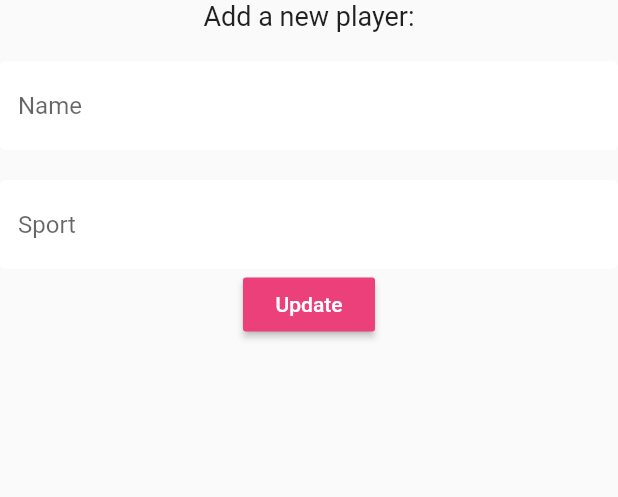
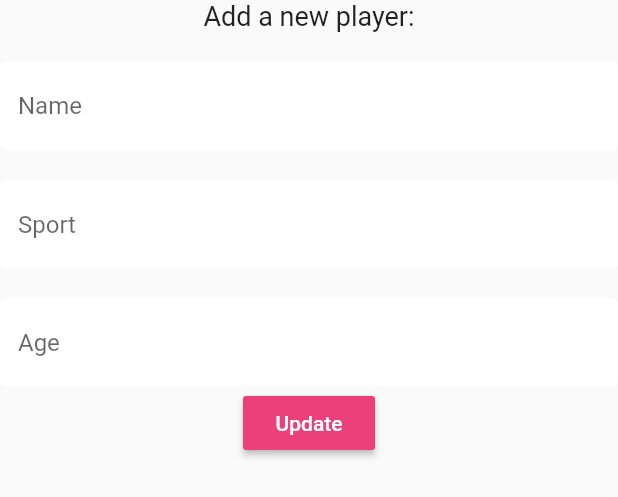
Before and after one commit to TheOnlyPatty/WMM, a Flutter app: the SettingsForm widget shown alone on an empty page, opened directly, on a phone screen of 412 x 824 dp. Shown: the top 497 px of the screen. Run offline on Flutter 3.47's test engine with Material 2 defaults, Android fonts, the phone set to English and light mode, and no system bars; our stand-ins replace cloud_firestore, firebase_auth, flutter_blue, flutter_spinkit, sqflite; accounts and stored records are empty.

Commit message:
Minor Updates

```diff
--- a/app/flutter-unity-view-widget-master/example/lib/models/athlete.dart
+++ b/app/flutter-unity-view-widget-master/example/lib/models/athlete.dart
@@ -1,9 +1,11 @@
+import 'package:cloud_firestore/cloud_firestore.dart';
+
 class Athlete {
 
     final String name;
     final String sport;
-    //final String age;
+    final String age;
 
-    Athlete({ this.name, this.sport, /*this.age*/});
+    Athlete({ this.name, this.sport, this.age});
 
 }
--- a/app/flutter-unity-view-widget-master/example/lib/screens/home/settings_form.dart
+++ b/app/flutter-unity-view-widget-master/example/lib/screens/home/settings_form.dart
@@ -55,13 +55,13 @@ class _SettingsFormState extends State<SettingsForm> {
                   validator: (val) => val.isEmpty ? 'Please enter a sport' : null,
                   onChanged: (val) => setState(() => _currentSport = val),
                 ),
-                //SizedBox(height: 20.0),
-                // TextFormField(
-                //   //initialValue: userData.sport,
-                //   decoration: textInputDecoration.copyWith(hintText: 'Age'),
-                //   validator: (val) => val.isEmpty ? 'Please enter an age' : null,
-                //   onChanged: (val) => setState(() => _currentAge = val),
-                // ),
+                SizedBox(height: 20.0),
+                TextFormField(
+                  //initialValue: userData.sport,
+                  decoration: textInputDecoration.copyWith(hintText: 'Age'),
+                  validator: (val) => val.isEmpty ? 'Please enter an age' : null,
+                  onChanged: (val) => setState(() => _currentAge = val),
+                ),
                 // drop down
                 // slider
                 RaisedButton(
@@ -75,6 +75,7 @@ class _SettingsFormState extends State<SettingsForm> {
                       await DatabaseService(uid: user.uid).addNewAthlete(
                         _currentName,
                         _currentSport,
+                        _currentAge,
                       );
                       Navigator.pop(context);
                     }
--- a/app/flutter-unity-view-widget-master/example/lib/services/database.dart
+++ b/app/flutter-unity-view-widget-master/example/lib/services/database.dart
@@ -19,12 +19,10 @@ class DatabaseService {
   }
 
   // test function
-  Future addNewAthlete(String name, String sport) async {
+  Future addNewAthlete(String name, String age, String sport) async {
     //return await coachCollection.document(uid).collection('athletes').document(name).setData({
     return await athleteCollection.document(uid).updateData({
-      'name' : name,
-      'sport': sport,
-      //'age': age,
+      'players': [{'name': name, 'age': age, 'sport': sport}],
     });
   }
 
@@ -41,7 +39,7 @@ class DatabaseService {
       return Athlete(
         name: doc.data['name'] ?? '',
         sport: doc.data['sport'] ?? '',
-        //age: doc.data['age'] ?? '',
+        age: doc.data['age'] ?? '',
       );
     }).toList();
   }
@@ -58,7 +56,6 @@ class DatabaseService {
   // get database stream
   Stream<List<Athlete>> get athletes {
     return athleteCollection.snapshots().map(_athleteListFromSnapshot);
-    //return coachCollection.document(uid).collection('trainers').snapshots().map(_athleteListFromSnapshot);
   }
 
   // get user doc stream
--- a/app/lib/main.dart
+++ /dev/null
@@ -1,123 +0,0 @@
-import 'package:flutter/material.dart';
-import 'package:flutter_unity_widget/flutter_unity_widget.dart';
-import 'package:myapp/secondPage.dart';
-
-void main() {
-  runApp(MyApp());
-}
-
-class MyApp extends StatelessWidget {
-  // This widget is the root of your application.
-  @override
-  Widget build(BuildContext context) {
-    return MaterialApp(
-      title: 'Flutter Demo',
-      theme: ThemeData(
-        // This is the theme of your application.
-        //
-        // Try running your application with "flutter run". You'll see the
-        // application has a blue toolbar. Then, without quitting the app, try
-        // changing the primarySwatch below to Colors.green and then invoke
-        // "hot reload" (press "r" in the console where you ran "flutter run",
-        // or simply save your changes to "hot reload" in a Flutter IDE).
-        // Notice that the counter didn't reset back to zero; the application
-        // is not restarted.
-        primarySwatch: Colors.green,
-        // This makes the visual density adapt to the platform that you run
-        // the app on. For desktop platforms, the controls will be smaller and
-        // closer together (more dense) than on mobile platforms.
-        visualDensity: VisualDensity.adaptivePlatformDensity,
-      ),
-      home: MyHomePage(title: 'Flutter Demo Home Page'),
-    );
-  }
-}
-
-class MyHomePage extends StatefulWidget {
-  MyHomePage({Key key, this.title}) : super(key: key);
-
-  // This widget is the home page of your application. It is stateful, meaning
-  // that it has a State object (defined below) that contains fields that affect
-  // how it looks.
-
-  // This class is the configuration for the state. It holds the values (in this
-  // case the title) provided by the parent (in this case the App widget) and
-  // used by the build method of the State. Fields in a Widget subclass are
-  // always marked "final".
-
-  final String title;
-
-  @override
-  _MyHomePageState createState() => _MyHomePageState();
-}
-
-class _MyHomePageState extends State<MyHomePage> {
-  // int _counter = 0;
-
-  // void _incrementCounter() {
-  //   setState(() {
-  //     // This call to setState tells the Flutter framework that something has
-  //     // changed in this State, which causes it to rerun the build method below
-  //     // so that the display can reflect the updated values. If we changed
-  //     // _counter without calling setState(), then the build method would not be
-  //     // called again, and so nothing would appear to happen.
-  //     _counter = _counter + 2;
-  //   });
-  // }
-
-  @override
-  Widget build(BuildContext context) {
-    // This method is rerun every time setState is called, for instance as done
-    // by the _incrementCounter method above.
-    //
-    // The Flutter framework has been optimized to make rerunning build methods
-    // fast, so that you can just rebuild anything that needs updating rather
-    // than having to individually change instances of widgets.
-    return Scaffold(
-      appBar: AppBar(
-        // Here we take the value from the MyHomePage object that was created by
-        // the App.build method, and use it to set our appbar title.
-        title: Text(widget.title),
-      ),
-      body: Center(
-        // Center is a layout widget. It takes a single child and positions it
-        // in the middle of the parent.
-        child: Column(
-          // Column is also a layout widget. It takes a list of children and
-          // arranges them vertically. By default, it sizes itself to fit its
-          // children horizontally, and tries to be as tall as its parent.
-          //
-          // Invoke "debug painting" (press "p" in the console, choose the
-          // "Toggle Debug Paint" action from the Flutter Inspector in Android
-          // Studio, or the "Toggle Debug Paint" command in Visual Studio Code)
-          // to see the wireframe for each widget.
-          //
-          // Column has various properties to control how it sizes itself and
-          // how it positions its children. Here we use mainAxisAlignment to
-          // center the children vertically; the main axis here is the vertical
-          // axis because Columns are vertical (the cross axis would be
-          // horizontal).
-          mainAxisAlignment: MainAxisAlignment.center,
-          children: <Widget>[
-            Text(
-              'You have mashed the button this many times:',
-            ),
-            // Text(
-            //   '$_counter',
-            //   style: Theme.of(context).textTheme.headline4,
-            // ),
-            MaterialButton(child: Text("Go to unity test"),minWidth:double.infinity,
-            onPressed: () async {
-              Navigator.of(context).push((MaterialPageRoute(builder: (BuildContext context) => UnityTestingWrapper() )));
-            },),
-          ],
-        ),
-      ),
-      // floatingActionButton: FloatingActionButton(
-      //   onPressed: _incrementCounter,
-      //   tooltip: 'Increment',
-      //   child: Icon(Icons.add),
-      // ), // This trailing comma makes auto-formatting nicer for build methods.
-    );
-  }
-}
--- a/app/lib/secondPage.dart
+++ /dev/null
@@ -1,86 +0,0 @@
-import 'package:flutter/cupertino.dart';
-import 'package:flutter/material.dart';
-import 'package:flutter_unity_widget/flutter_unity_widget.dart';
-
-class UnityTestingWrapper extends StatefulWidget
-{
-  UnityTestingState createState() => UnityTestingState();
-}
-
-class UnityTestingState extends State<UnityTestingWrapper>
-{
-
-  UnityWidgetController _unityWidgetController;
-  double _sliderValue = 0.0;
-
-  get onUnityMessage => null;
-
-  @override
-  void initState() {
-    super.initState();
-  }
-
-  @override
-  Widget build(BuildContext context) {
-    return MaterialApp(
-      home: Scaffold(
-        appBar: AppBar(
-          title: const Text('Unity Flutter Demo'),
-        ),
-        body: Card(
-          margin: const EdgeInsets.all(8),
-          clipBehavior: Clip.antiAlias,
-          shape: RoundedRectangleBorder(
-            borderRadius: BorderRadius.circular(20.0),
-          ),
-          child: Stack(
-            children: <Widget>[
-              UnityWidget(
-                onUnityViewCreated: onUnityCreated,
-                isARScene: true,
-              ),
-              Positioned(
-                bottom: 20,
-                left: 20,
-                right: 20,
-                child: Card(
-                  elevation: 10,
-                  child: Column(
-                    children: <Widget>[
-                      Padding(
-                        padding: const EdgeInsets.only(top: 20),
-                        child: Text("Rotation speed:"),
-                      ),
-                      Slider(
-                        onChanged: (value) {
-                          setState(() {
-                            _sliderValue = value;
-                          });
-                          setRotationSpeed(value.toString());
-                        },
-                        value: _sliderValue,
-                        min: 0,
-                        max: 20,
-                      ),
-                    ],
-                  ),
-                ),
-              ),
-            ],
-          ),
-        ),
-      ),
-    );
-  }
-    void onUnityCreated(controller) {
-    this._unityWidgetController = controller;
-  }
-
-    void setRotationSpeed(String speed) {
-    _unityWidgetController.postMessage(
-      'Cube',
-      'SetRotationSpeed',
-      speed,
-    );
-  }
-}
```
Also changed, not shown: app/flutter-unity-view-widget-master/example/lib/models/players.dart (added, +24 -0 lines), 1 other file.
